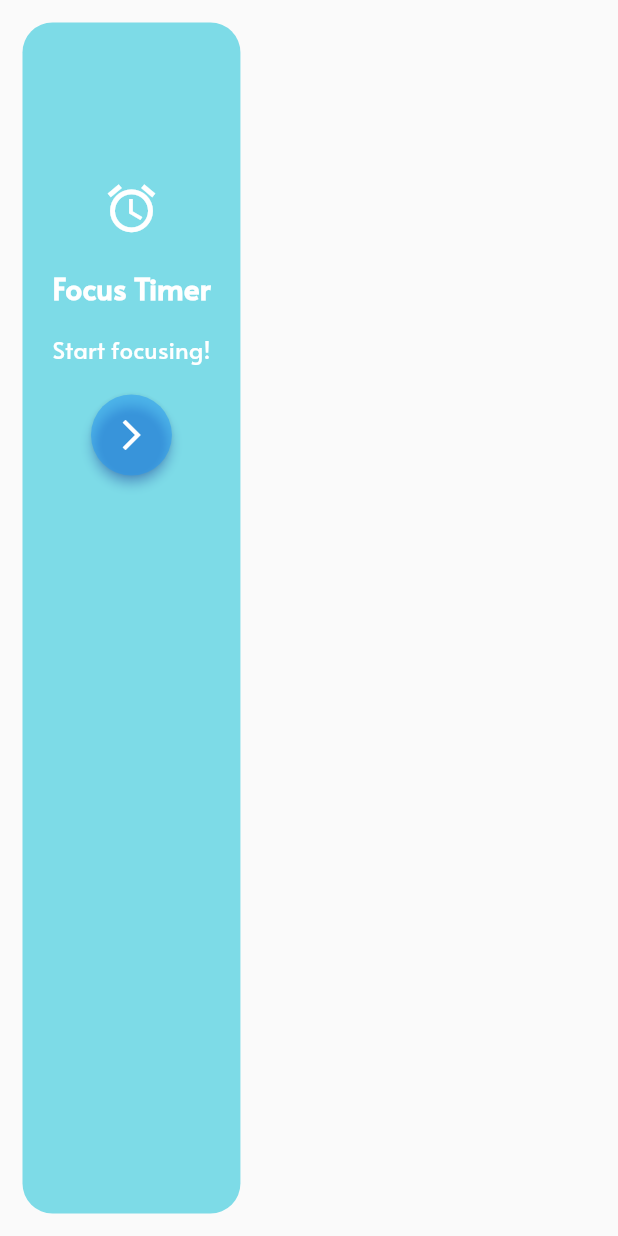
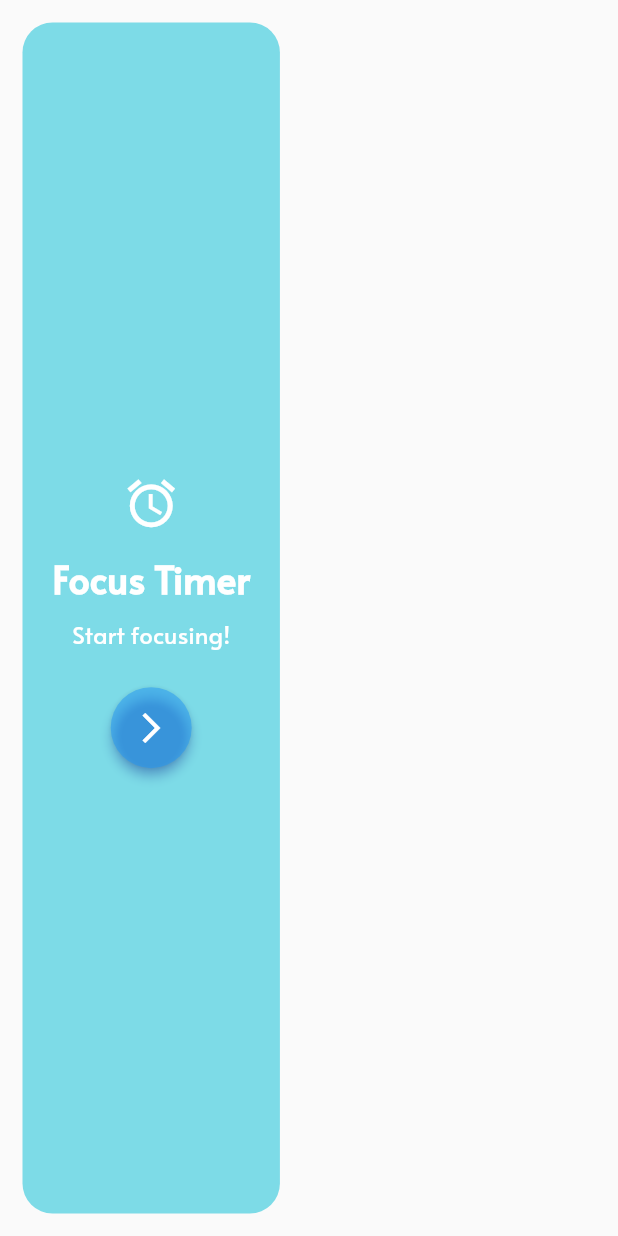
Before and after one commit to optionalemon/AquaFocus, a Flutter app: the FocusTimer widget shown alone on an empty page, opened directly, on a phone screen of 412 x 824 dp. Run offline on Flutter 3.47's test engine with Material 2 defaults, Android fonts, the phone set to English and light mode, and no system bars; our stand-ins replace cloud_firestore, firebase_auth, firebase_core, flutter_bloc, google_sign_in, table_calendar; missing offline and left inert: flutter_facebook_auth; accounts and stored records are empty.

Commit message:
Add files via upload

```diff
--- a/lib/widgets/focus_timer.dart
+++ b/lib/widgets/focus_timer.dart
@@ -13,8 +13,8 @@ class FocusTimer extends StatelessWidget {
       ),
       child: Column(
         crossAxisAlignment: CrossAxisAlignment.center,
+        mainAxisAlignment: MainAxisAlignment.center,
         children: [
-          SizedBox( height: 80),
           Container(
             padding: EdgeInsets.all(5),
             child: const Icon(
@@ -23,20 +23,16 @@ class FocusTimer extends StatelessWidget {
               size: 38,
             ),
           ),
-          const SizedBox(
-            height: 15
-          ),
+          SizedBox( height: MediaQuery.of(context).size.height * 0.01),
           const Text(
             'Focus Timer',
             style: TextStyle(
-              fontSize: 20,
+              fontSize: 25,
               fontWeight: FontWeight.bold,
               color: Colors.white,
             )
           ),
-          const SizedBox(
-              height: 15
-          ),
+          SizedBox( height: MediaQuery.of(context).size.height * 0.01),
           const Text(
             'Start focusing!',
             style: TextStyle(
@@ -45,9 +41,7 @@ class FocusTimer extends StatelessWidget {
             color: Colors.white,
             )
           ),
-          const SizedBox(
-              height: 20
-          ),
+          SizedBox( height: MediaQuery.of(context).size.height * 0.03),
           ElevatedButton(
             onPressed: () { Navigator.push(
                 context,
```
Also changed, not shown: lib/widgets/tasks_today.dart (added, +100 -0 lines).
